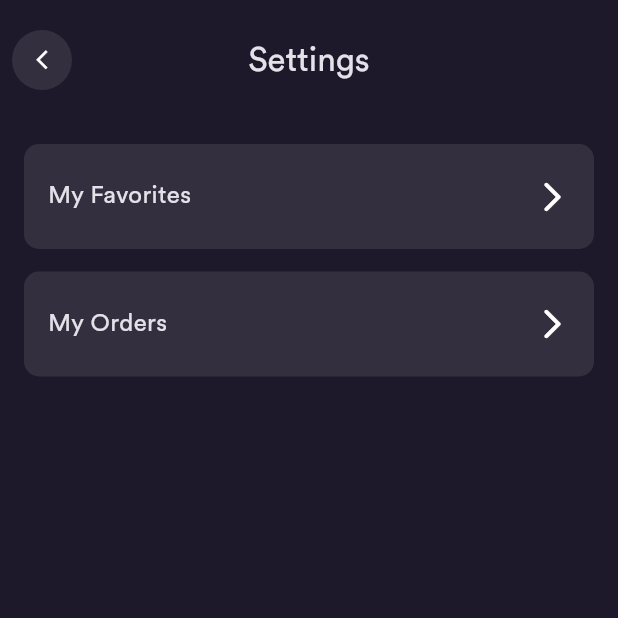
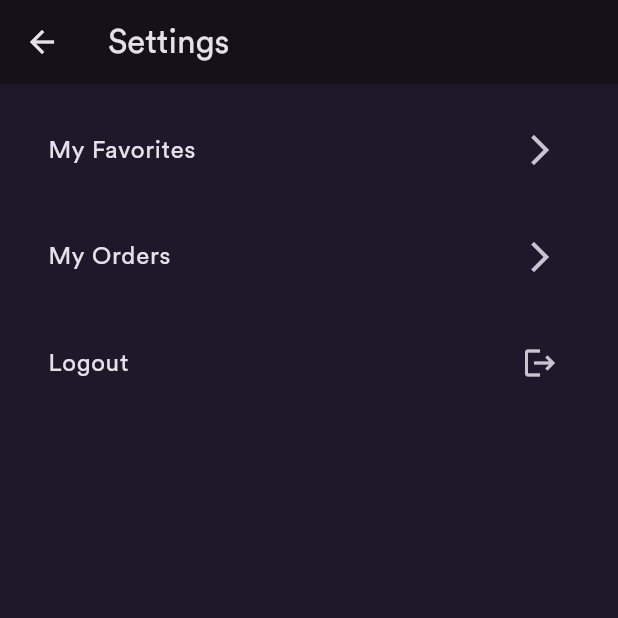
Before and after one commit to haykaltedyidn/OnlineShop, a Flutter app: the SettingsPage screen opened directly, on a phone screen of 412 x 824 dp, the top half of it. Run offline on Flutter 3.47's test engine with Material 3 defaults, Android fonts, the phone set to English and light mode, and no system bars; our stand-ins replace cloud_firestore, dartz, firebase_auth, firebase_core, flutter_bloc, flutter_svg and 1 more; accounts and stored records are empty.

Commit message:
Your commit message here

```diff
--- a/lib/main.dart
+++ b/lib/main.dart
@@ -5,6 +5,7 @@ import 'package:online_shop/core/configs/theme/app_theme.dart';
 import 'package:online_shop/presentation/splash/bloc/splash_cubit.dart';
 import 'package:online_shop/presentation/splash/pages/splash.dart';
 import 'package:online_shop/service_locator.dart';
+
 
 import 'firebase_options.dart';
 
@@ -25,7 +26,7 @@ class MyApp extends StatelessWidget {
       child: MaterialApp(
           theme: AppTheme.appTheme,
           debugShowCheckedModeBanner: false,
-          home: SplashPage()),
+          home: const SplashPage()),
     );
   }
 }
--- a/lib/presentation/settings/pages/settings.dart
+++ b/lib/presentation/settings/pages/settings.dart
@@ -1,6 +1,7 @@
 import 'package:flutter/material.dart';
 import 'package:online_shop/common/widgets/appbar/app_bar.dart';
 import 'package:online_shop/presentation/settings/widgets/my_orders_tile.dart';
+import 'package:online_shop/presentation/settings/pages/logout_page.dart';
 
 import '../widgets/my_favorties_tile.dart';
 
@@ -9,19 +10,70 @@ class SettingsPage extends StatelessWidget {
 
   @override
   Widget build(BuildContext context) {
-    return const Scaffold(
-      appBar: BasicAppbar(
-        title: Text('Settings'),
+    return Scaffold(
+      appBar: AppBar(
+        title: const Text('Settings'),
       ),
       body: Padding(
-        padding: EdgeInsets.all(16),
+        padding: const EdgeInsets.all(16.0),
         child: Column(
           children: [
-            MyFavortiesTile(),
-            SizedBox(
-              height: 15,
+            // My Favorites Tile
+            ListTile(
+              title: const Text('My Favorites'),
+              trailing: const Icon(Icons.arrow_forward_ios),
+              onTap: () {
+                // Navigasi ke halaman favorit
+                Navigator.pushNamed(context, '/favorites');
+              },
             ),
-            MyOrdersTile()
+            const SizedBox(height: 15),
+
+            // My Orders Tile
+            ListTile(
+              title: const Text('My Orders'),
+              trailing: const Icon(Icons.arrow_forward_ios),
+              onTap: () {
+                // Navigasi ke halaman pesanan
+                Navigator.pushNamed(context, '/orders');
+              },
+            ),
+            const SizedBox(height: 15),
+
+            // Logout Tile
+            ListTile(
+              title: const Text('Logout'),
+              trailing: const Icon(Icons.logout),
+              onTap: () {
+                // Menampilkan dialog konfirmasi logout
+                showDialog(
+                  context: context,
+                  builder: (context) => AlertDialog(
+                    title: const Text('Logout'),
+                    content: const Text('Are you sure you want to logout?'),
+                    actions: [
+                      TextButton(
+                        onPressed: () {
+                          Navigator.pop(context); // Tutup dialog
+                        },
+                        child: const Text('Cancel'),
+                      ),
+                      TextButton(
+                        onPressed: () {
+                          // Aksi logout
+                          Navigator.pushNamedAndRemoveUntil(
+                            context,
+                            '/login',
+                            (route) => false, // Hapus semua route sebelumnya
+                          );
+                        },
+                        child: const Text('Logout'),
+                      ),
+                    ],
+                  ),
+                );
+              },
+            ),
           ],
         ),
       ),
```
Also changed, not shown: lib/presentation/settings/pages/logout_page.dart (added, +53 -0 lines), web_entrypoint.dart (added).
